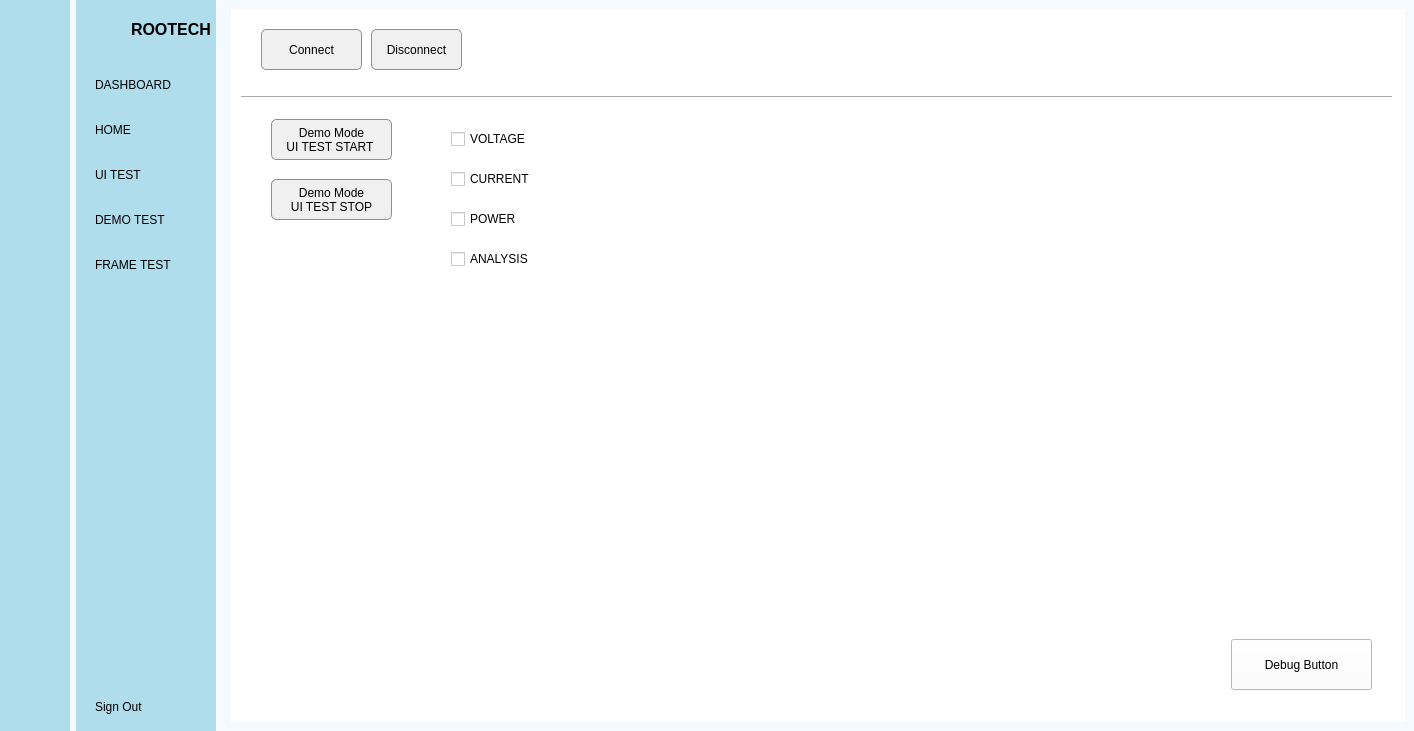
The window that dashboard.ui (badpooh/Vision) describes before a commit, drawn with Qt 5.
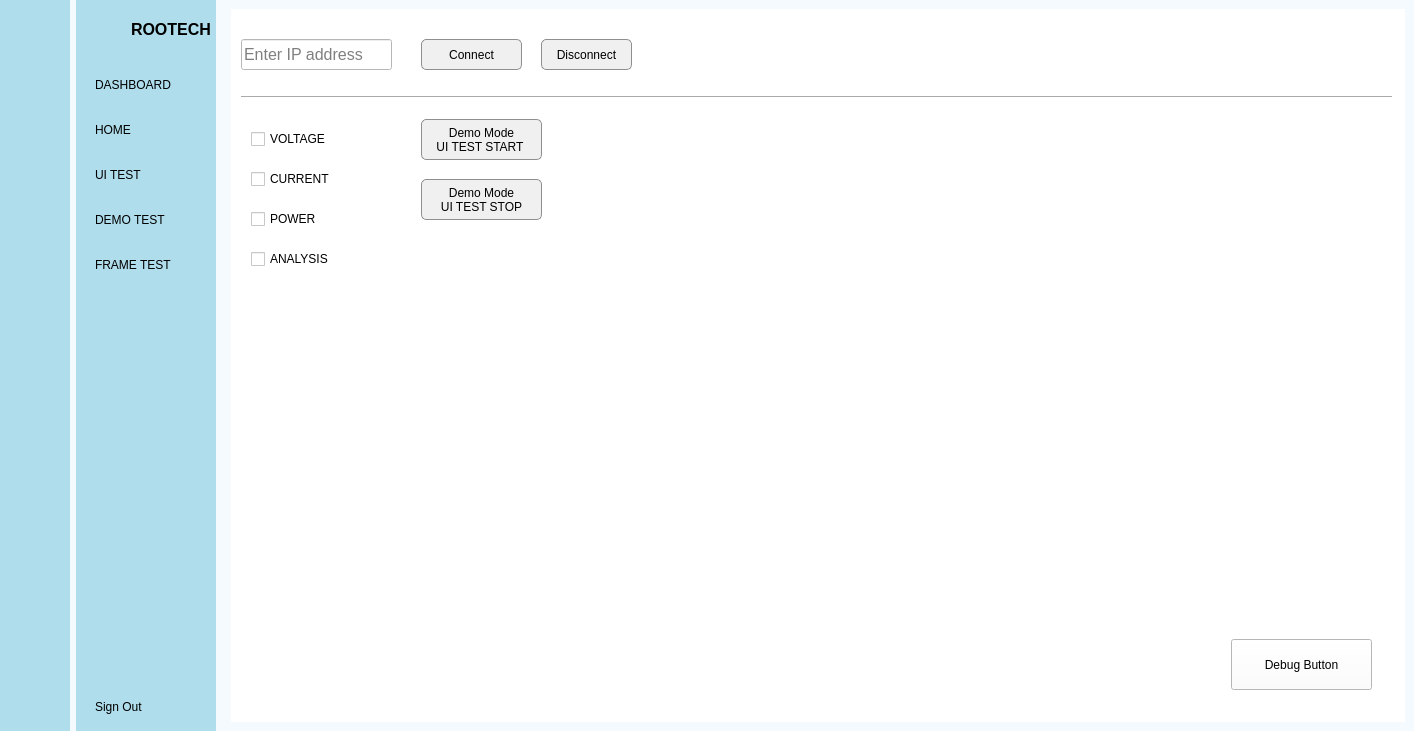
The same window after the commit. Icons and pictures are not drawn.

What changed in the file:
```diff
--- a/dashboard.ui
+++ b/dashboard.ui
@@ -584,10 +584,10 @@
           <widget class="QPushButton" name="btn_connect">
            <property name="geometry">
             <rect>
-             <x>30</x>
-             <y>20</y>
+             <x>190</x>
+             <y>30</y>
              <width>101</width>
-             <height>41</height>
+             <height>31</height>
             </rect>
            </property>
            <property name="styleSheet">
@@ -615,10 +615,10 @@
           <widget class="QPushButton" name="btn_disconnect">
            <property name="geometry">
             <rect>
-             <x>140</x>
-             <y>20</y>
+             <x>310</x>
+             <y>30</y>
              <width>91</width>
-             <height>41</height>
+             <height>31</height>
             </rect>
            </property>
            <property name="styleSheet">
@@ -658,7 +658,7 @@
           <widget class="QPushButton" name="btn_demo_mode_ui_test">
            <property name="geometry">
             <rect>
-             <x>40</x>
+             <x>190</x>
              <y>110</y>
              <width>121</width>
              <height>41</height>
@@ -684,7 +684,7 @@
           <widget class="QCheckBox" name="checkBox_voltage">
            <property name="geometry">
             <rect>
-             <x>220</x>
+             <x>20</x>
              <y>120</y>
              <width>79</width>
              <height>20</height>
@@ -697,7 +697,7 @@
           <widget class="QCheckBox" name="checkBox_current">
            <property name="geometry">
             <rect>
-             <x>220</x>
+             <x>20</x>
              <y>160</y>
              <width>79</width>
              <height>20</height>
@@ -710,7 +710,7 @@
           <widget class="QCheckBox" name="checkBox_power">
            <property name="geometry">
             <rect>
-             <x>220</x>
+             <x>20</x>
              <y>200</y>
              <width>79</width>
              <height>20</height>
@@ -723,7 +723,7 @@
           <widget class="QCheckBox" name="checkBox_analysis">
            <property name="geometry">
             <rect>
-             <x>220</x>
+             <x>20</x>
              <y>240</y>
              <width>79</width>
              <height>20</height>
@@ -749,7 +749,7 @@
           <widget class="QPushButton" name="btn_demo_mode_ui_test_2">
            <property name="geometry">
             <rect>
-             <x>40</x>
+             <x>190</x>
              <y>170</y>
              <width>121</width>
              <height>41</height>
@@ -772,6 +772,27 @@
 UI TEST STOP</string>
            </property>
           </widget>
+          <widget class="QLineEdit" name="input_ip">
+           <property name="geometry">
+            <rect>
+             <x>10</x>
+             <y>30</y>
+             <width>151</width>
+             <height>31</height>
+            </rect>
+           </property>
+           <property name="font">
+            <font>
+             <pointsize>12</pointsize>
+            </font>
+           </property>
+           <property name="inputMask">
+            <string/>
+           </property>
+           <property name="placeholderText">
+            <string>Enter IP address</string>
+           </property>
+          </widget>
          </widget>
          <widget class="QWidget" name="frame_test_page">
           <widget class="QPushButton" name="btn_select_webcam">
```
